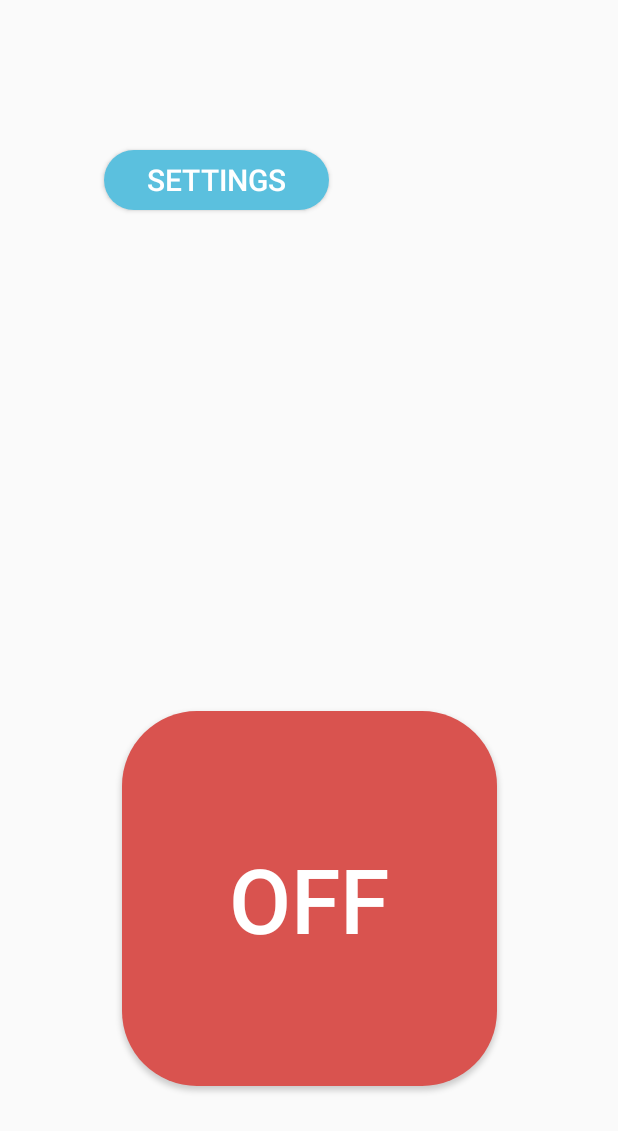
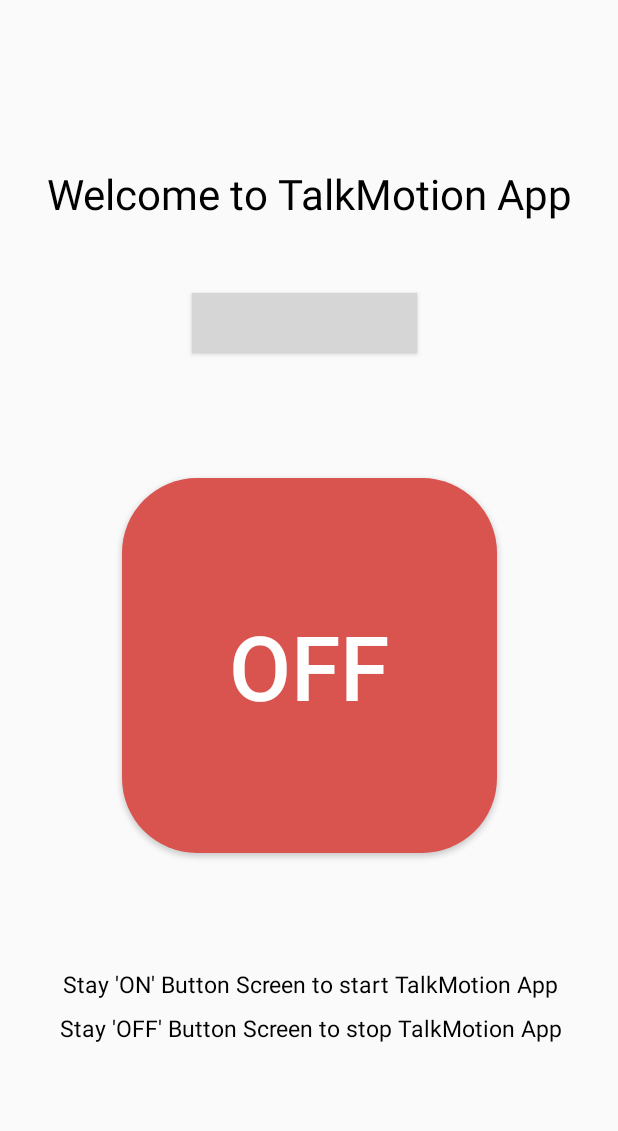
Before and after one commit to dbswjd28/TalkMotionApp_2, an Android app: the screen it shows after launch (MainActivity), on a phone screen of 412 x 824 dp. Shown: the top 1131 px of the screen. Run offline under Robolectric (Android 15) with nearby library versions, the phone set to English and light mode, and no system bars; grey boxes are pictures that could not be loaded.

Commit message:
Update activity_main.xml

```diff
--- a/app/src/main/res/layout/activity_main.xml
+++ b/app/src/main/res/layout/activity_main.xml
@@ -1,29 +1,44 @@
 <?xml version="1.0" encoding="utf-8"?>
 <androidx.constraintlayout.widget.ConstraintLayout xmlns:android="http://schemas.android.com/apk/res/android"
-
     xmlns:app="http://schemas.android.com/apk/res-auto"
     xmlns:tools="http://schemas.android.com/tools"
+    android:id="@+id/mytext"
     android:layout_width="match_parent"
     android:layout_height="match_parent"
     tools:context="com.example.please.MainActivity">
+
+    <TextView
+        android:id="@+id/textView"
+        android:layout_width="358dp"
+        android:layout_height="68dp"
+        android:gravity="center"
+        android:text="Welcome to TalkMotion App"
+        android:textColor="#000000"
+        android:textSize="28sp"
+        app:layout_constraintBottom_toBottomOf="parent"
+        app:layout_constraintEnd_toEndOf="parent"
+        app:layout_constraintStart_toStartOf="parent"
+        app:layout_constraintTop_toTopOf="parent"
+        app:layout_constraintVertical_bias="0.126"
+        tools:ignore="HardcodedText" />
 
     <Button
         android:id="@+id/settings"
         android:layout_width="150dp"
         android:layout_height="40dp"
         android:layout_margin="40dp"
-        android:layout_marginLeft="8dp"
-        android:background="@drawable/rounded_corners_light_blue"
+        android:layout_marginStart="8dp"
+        android:background="@drawable/rounded_corners_blue"
         android:onClick="changeSettings"
         android:text="@string/settings"
         android:textColor="#FFFFFF"
         android:textSize="20sp"
         app:layout_constraintBottom_toTopOf="@+id/OnOff"
         app:layout_constraintEnd_toEndOf="parent"
-        app:layout_constraintHorizontal_bias="0.16"
+        app:layout_constraintHorizontal_bias="0.483"
         app:layout_constraintStart_toStartOf="parent"
         app:layout_constraintTop_toTopOf="parent"
-        app:layout_constraintVertical_bias="0.17" />
+        app:layout_constraintVertical_bias="0.783" />
 
     <Button
         android:id="@+id/OnOff"
@@ -37,10 +52,40 @@
         android:textSize="60sp"
         app:layout_constraintBottom_toBottomOf="parent"
         app:layout_constraintEnd_toEndOf="parent"
-        app:layout_constraintHorizontal_bias="0.496"
         app:layout_constraintStart_toStartOf="parent"
         app:layout_constraintTop_toTopOf="parent"
-        app:layout_constraintVertical_bias="1.0" />
+        app:layout_constraintVertical_bias="0.585" />
 
+    <TextView
+        android:id="@+id/offtext"
+        android:layout_width="460dp"
+        android:layout_height="30dp"
+        android:gravity="center"
+        android:text="Stay 'OFF' Button Screen to stop TalkMotion App"
+        android:textColor="#000000"
+        android:textSize="15sp"
+        app:layout_constraintBottom_toBottomOf="parent"
+        app:layout_constraintEnd_toEndOf="parent"
+        app:layout_constraintHorizontal_bias="0.5"
+        app:layout_constraintStart_toStartOf="parent"
+        app:layout_constraintTop_toTopOf="parent"
+        app:layout_constraintVertical_bias="0.845"
+        tools:ignore="HardcodedText" />
+
+    <TextView
+        android:id="@+id/ontext"
+        android:layout_width="449dp"
+        android:layout_height="36dp"
+        android:gravity="center"
+        android:text="Stay 'ON' Button Screen to start TalkMotion App"
+        android:textColor="#000000"
+        android:textSize="15dp"
+        app:layout_constraintBottom_toBottomOf="parent"
+        app:layout_constraintEnd_toEndOf="parent"
+        app:layout_constraintHorizontal_bias="0.5"
+        app:layout_constraintStart_toStartOf="parent"
+        app:layout_constraintTop_toTopOf="parent"
+        app:layout_constraintVertical_bias="0.81"
+        tools:ignore="HardcodedText" />
 
 </androidx.constraintlayout.widget.ConstraintLayout>
```
